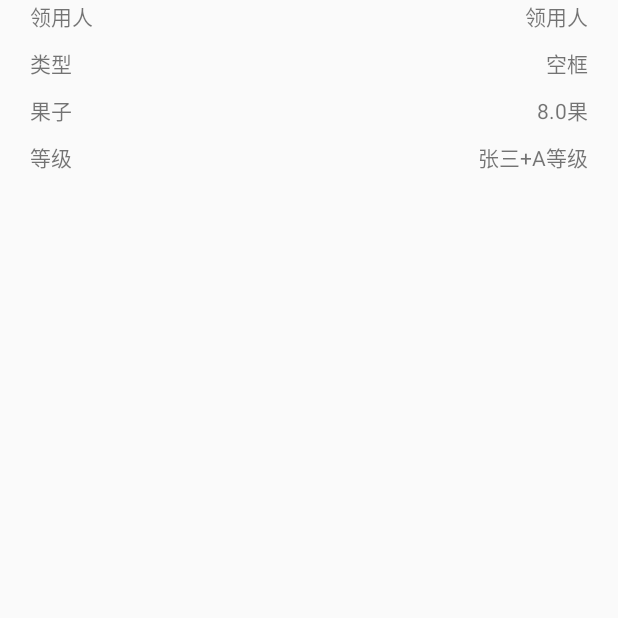
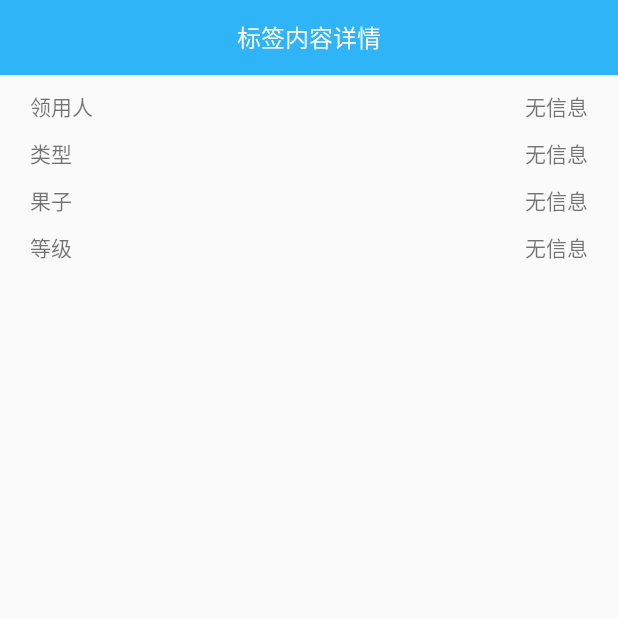
Before and after one commit to yhmatg/H600Demo, an Android app: the EpcItemDetailActivity screen opened directly, with no data from a screen before it, on a phone screen of 412 x 824 dp, the top half of it. Run offline under Robolectric (Android 15) with nearby library versions, the phone set to English and light mode, and no system bars; our stand-ins replace ButterKnife, RxJava; libraries missing offline, so code that uses them is left out: com.xuexiang.xlog; network calls fail.

Commit message:
add detail activity

```diff
--- a/app/src/main/res/layout/activity_epcdetail_layout.xml
+++ b/app/src/main/res/layout/activity_epcdetail_layout.xml
@@ -2,8 +2,20 @@
 <RelativeLayout xmlns:android="http://schemas.android.com/apk/res/android"
     android:layout_width="match_parent"
     android:layout_height="match_parent">
+    <TextView
+        android:id="@+id/tv_title"
+        android:layout_width="match_parent"
+        android:layout_height="50dp"
+        android:layout_centerHorizontal="true"
+        android:background="@color/colorPrimary"
+        android:textColor="@color/white"
+        android:text="标签内容详情"
+        android:textSize="16sp"
+        android:gravity="center"
+        android:layout_marginBottom="10dp"/>
 
     <TextView
+        android:layout_below="@+id/tv_title"
         android:id="@+id/tv_request"
         android:layout_width="wrap_content"
         android:layout_height="wrap_content"
@@ -11,12 +23,13 @@
         android:text="领用人" />
 
     <TextView
+        android:layout_below="@+id/tv_title"
         android:id="@+id/request_name"
         android:layout_width="wrap_content"
         android:layout_height="wrap_content"
         android:layout_alignParentEnd="true"
         android:layout_marginEnd="20dp"
-        android:text="领用人" />
+        android:text="无信息" />
 
     <TextView
         android:id="@+id/tv_type"
@@ -35,7 +48,7 @@
         android:layout_alignParentEnd="true"
         android:layout_marginTop="10dp"
         android:layout_marginEnd="20dp"
-        android:text="空框" />
+        android:text="无信息" />
 
     <TextView
         android:id="@+id/tv_fruit"
@@ -54,7 +67,7 @@
         android:layout_alignParentEnd="true"
         android:layout_marginTop="10dp"
         android:layout_marginEnd="20dp"
-        android:text="8.0果" />
+        android:text="无信息" />
 
     <TextView
         android:id="@+id/tv_level"
@@ -73,6 +86,6 @@
         android:layout_alignParentEnd="true"
         android:layout_marginTop="10dp"
         android:layout_marginEnd="20dp"
-        android:text="张三+A等级" />
+        android:text="无信息" />
 
 </RelativeLayout>
--- a/app/src/main/res/layout/fragment_handledata.xml
+++ b/app/src/main/res/layout/fragment_handledata.xml
@@ -5,6 +5,7 @@
     android:orientation="vertical">
 
     <LinearLayout
+        android:visibility="gone"
         android:layout_width="match_parent"
         android:layout_height="wrap_content"
         android:orientation="horizontal"
@@ -34,6 +35,7 @@
     </LinearLayout>
 
     <LinearLayout
+        android:visibility="gone"
         android:layout_width="match_parent"
         android:layout_height="wrap_content"
         android:orientation="horizontal"
--- a/app/src/main/res/layout/write_epc_item_layout.xml
+++ b/app/src/main/res/layout/write_epc_item_layout.xml
@@ -1,5 +1,6 @@
 <?xml version="1.0" encoding="utf-8"?>
 <LinearLayout xmlns:android="http://schemas.android.com/apk/res/android"
+    android:id="@+id/write_layout"
     android:layout_width="match_parent"
     android:layout_height="36dp"
     android:gravity="center_vertical"
@@ -19,7 +20,7 @@
         android:layout_height="wrap_content"
         android:layout_weight="4"
         android:text="123456123456123456123456"
-        android:textAlignment="textStart" />
+        android:gravity="center" />
 
     <TextView
         android:id="@+id/write_status"
```
Also changed, not shown: app/src/main/java/com/android/uhfdemo/njdemo/ui/EpcItemDetailActivity.java (+8 -4 lines), app/src/main/java/com/android/uhfdemo/njdemo/ui/InitDataFragment.java (+19 -1 lines), app/src/main/java/com/android/uhfdemo/njdemo/ui/WriteEpcItemAdapter.java (+21 -0 lines).
